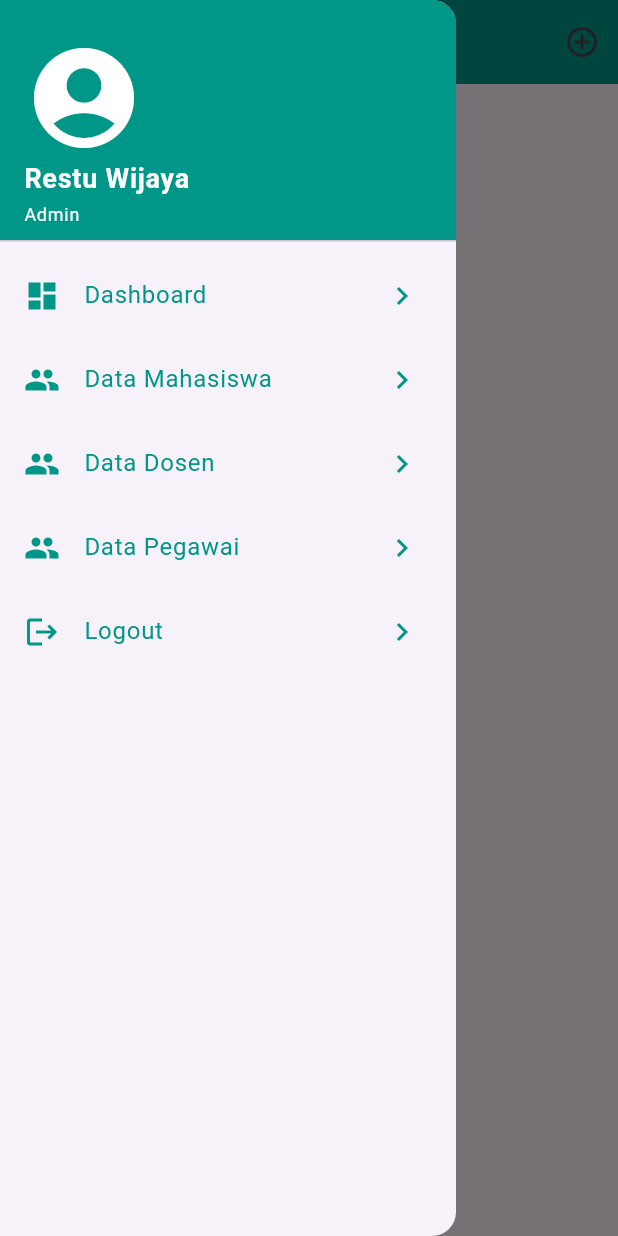
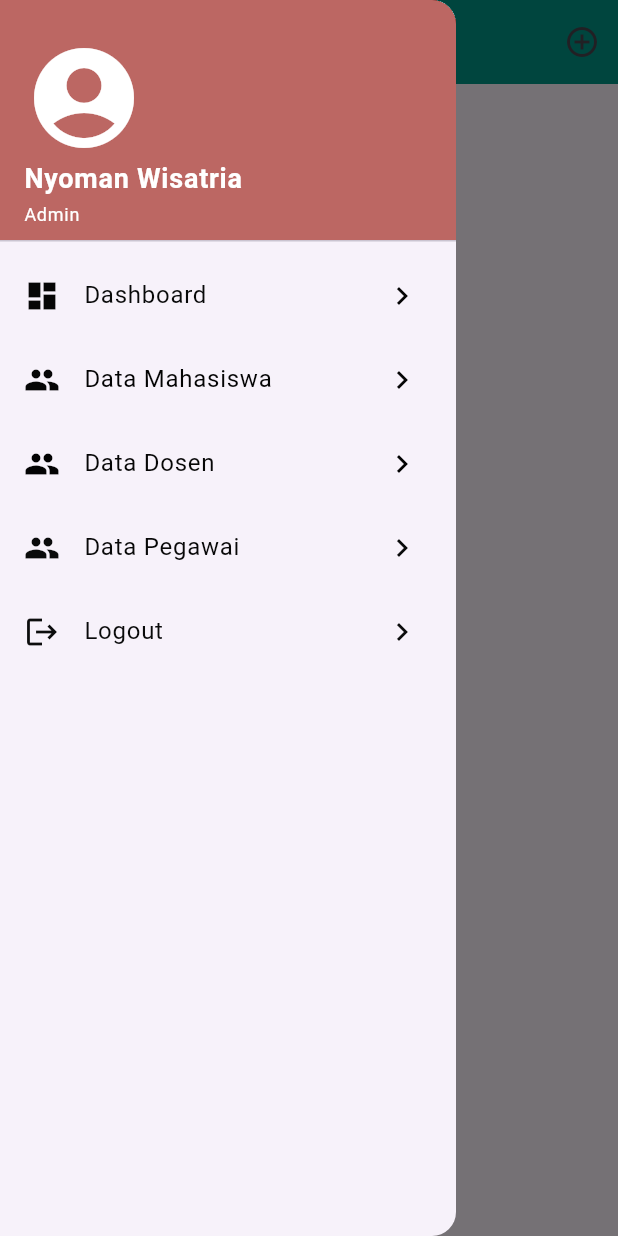
Before and after one commit to nyomanwisatria/MOBILE2, a Flutter app: the DashboardAdmin screen opened directly, with the side drawer open, on a phone screen of 412 x 824 dp. Run offline on Flutter 3.47's test engine with Material 3 defaults, Android fonts, the phone set to English and light mode, and no system bars; our stand-ins replace cloud_firestore, firebase_auth, firebase_core, get, google_sign_in; accounts and stored records are empty.

Commit message:
fix home.view

```diff
--- a/lib/app/modules/home/views/home_view.dart
+++ b/lib/app/modules/home/views/home_view.dart
@@ -78,7 +78,7 @@ class _DashboardAdminState extends State<DashboardAdmin> {
         children: [
           DrawerHeader(
             decoration: BoxDecoration(
-              color: Colors.teal,
+              color: const Color.fromARGB(154, 150, 12, 0),
             ),
             child: Column(
               mainAxisAlignment: MainAxisAlignment.end,
@@ -90,7 +90,7 @@ class _DashboardAdminState extends State<DashboardAdmin> {
                   color: Colors.white,
                 ),
                 Text(
-                  "Restu Wijaya",
+                  "Nyoman Wisatria",
                   style: TextStyle(
                       fontSize: 18,
                       fontWeight: FontWeight.bold,
@@ -117,8 +117,8 @@ class _DashboardAdminState extends State<DashboardAdmin> {
             leading: Icon(Icons.dashboard),
             title: Text('Dashboard'),
             trailing: Icon(Icons.navigate_next),
-            iconColor: Colors.teal,
-            textColor: Colors.teal,
+            iconColor: const Color.fromARGB(255, 6, 6, 6),
+            textColor: const Color.fromARGB(255, 8, 9, 9),
           ),
           ListTile(
             onTap: () {
@@ -128,8 +128,8 @@ class _DashboardAdminState extends State<DashboardAdmin> {
             leading: Icon(Icons.people),
             title: Text('Data Mahasiswa'),
             trailing: Icon(Icons.navigate_next),
-            iconColor: Colors.teal,
-            textColor: Colors.teal,
+            iconColor: const Color.fromARGB(255, 6, 6, 6),
+            textColor: const Color.fromARGB(255, 3, 3, 3),
           ),
           ListTile(
             onTap: () {
@@ -139,8 +139,8 @@ class _DashboardAdminState extends State<DashboardAdmin> {
             leading: Icon(Icons.people),
             title: Text('Data Dosen'),
             trailing: Icon(Icons.navigate_next),
-            iconColor: Colors.teal,
-            textColor: Colors.teal,
+            iconColor: const Color.fromARGB(255, 3, 3, 3),
+            textColor: const Color.fromARGB(255, 6, 6, 6),
           ),
           ListTile(
             onTap: () {
@@ -150,8 +150,8 @@ class _DashboardAdminState extends State<DashboardAdmin> {
             leading: Icon(Icons.people),
             title: Text('Data Pegawai'),
             trailing: Icon(Icons.navigate_next),
-            iconColor: Colors.teal,
-            textColor: Colors.teal,
+            iconColor: const Color.fromARGB(255, 10, 11, 11),
+            textColor: const Color.fromARGB(255, 8, 8, 8),
           ),
           ListTile(
             onTap: () {
@@ -161,8 +161,8 @@ class _DashboardAdminState extends State<DashboardAdmin> {
             leading: Icon(Icons.logout),
             title: Text('Logout'),
             trailing: Icon(Icons.navigate_next),
-            iconColor: Colors.teal,
-            textColor: Colors.teal,
+            iconColor: const Color.fromARGB(255, 12, 13, 13),
+            textColor: const Color.fromARGB(255, 9, 10, 10),
           ),
         ],
       ),
```
